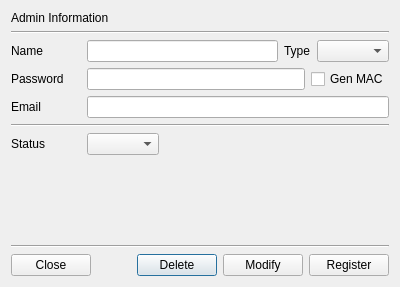
Above: CertMan/admin_dlg.ui from jykim74/CertMan before the change. Below: the same form after it.
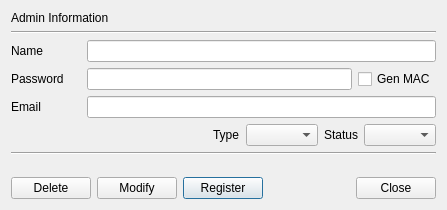
That is the form after the change.

Diff of the .ui file:
```diff
--- a/CertMan/admin_dlg.ui
+++ b/CertMan/admin_dlg.ui
@@ -6,8 +6,8 @@
    <rect>
     <x>0</x>
     <y>0</y>
-    <width>400</width>
-    <height>287</height>
+    <width>447</width>
+    <height>210</height>
    </rect>
   </property>
   <property name="windowTitle">
@@ -33,9 +33,6 @@
      <property name="topMargin">
       <number>0</number>
      </property>
-     <item row="0" column="1">
-      <widget class="QLineEdit" name="mNameText"/>
-     </item>
      <item row="0" column="0">
       <widget class="QLabel" name="label">
        <property name="minimumSize">
@@ -55,19 +52,12 @@
        </property>
       </widget>
      </item>
-     <item row="0" column="2">
-      <widget class="QLabel" name="label_5">
-       <property name="text">
-        <string>Type</string>
-       </property>
-      </widget>
-     </item>
-     <item row="0" column="3">
-      <widget class="QComboBox" name="mTypeCombo">
-       <property name="maximumSize">
+     <item row="0" column="1">
+      <widget class="QLineEdit" name="mNameText">
+       <property name="minimumSize">
         <size>
-         <width>16777215</width>
-         <height>16777215</height>
+         <width>200</width>
+         <height>0</height>
         </size>
        </property>
       </widget>
@@ -99,7 +89,14 @@
       </widget>
      </item>
      <item row="0" column="1">
-      <widget class="QLineEdit" name="mPasswordText"/>
+      <widget class="QLineEdit" name="mPasswordText">
+       <property name="minimumSize">
+        <size>
+         <width>200</width>
+         <height>0</height>
+        </size>
+       </property>
+      </widget>
      </item>
      <item row="0" column="2">
       <widget class="QCheckBox" name="mGenPasswordMACCheck">
@@ -115,6 +112,16 @@
      <property name="topMargin">
       <number>0</number>
      </property>
+     <item row="0" column="1">
+      <widget class="QLineEdit" name="mEmailText">
+       <property name="minimumSize">
+        <size>
+         <width>200</width>
+         <height>0</height>
+        </size>
+       </property>
+      </widget>
+     </item>
      <item row="0" column="0">
       <widget class="QLabel" name="label_3">
        <property name="minimumSize">
@@ -134,43 +141,31 @@
        </property>
       </widget>
      </item>
-     <item row="0" column="1">
-      <widget class="QLineEdit" name="mEmailText"/>
-     </item>
     </layout>
    </item>
-   <item>
-    <widget class="Line" name="line_3">
-     <property name="orientation">
-      <enum>Qt::Horizontal</enum>
-     </property>
-    </widget>
-   </item>
    <item>
     <layout class="QGridLayout" name="gridLayout_3">
      <property name="topMargin">
       <number>0</number>
      </property>
-     <item row="0" column="0">
+     <item row="0" column="2">
+      <widget class="QComboBox" name="mTypeCombo">
+       <property name="maximumSize">
+        <size>
+         <width>16777215</width>
+         <height>16777215</height>
+        </size>
+       </property>
+      </widget>
+     </item>
+     <item row="0" column="1">
       <widget class="QLabel" name="label_4">
-       <property name="minimumSize">
-        <size>
-         <width>70</width>
-         <height>0</height>
-        </size>
-       </property>
-       <property name="maximumSize">
-        <size>
-         <width>70</width>
-         <height>16777215</height>
-        </size>
-       </property>
        <property name="text">
-        <string>Status</string>
+        <string>Type</string>
        </property>
       </widget>
      </item>
-     <item row="0" column="1">
+     <item row="0" column="4">
       <widget class="QComboBox" name="mStatusCombo">
        <property name="maximumSize">
         <size>
@@ -180,7 +175,14 @@
        </property>
       </widget>
      </item>
-     <item row="0" column="2">
+     <item row="0" column="3">
+      <widget class="QLabel" name="label_5">
+       <property name="text">
+        <string>Status</string>
+       </property>
+      </widget>
+     </item>
+     <item row="0" column="0">
       <spacer name="horizontalSpacer_2">
        <property name="orientation">
         <enum>Qt::Horizontal</enum>
@@ -195,6 +197,13 @@
      </item>
     </layout>
    </item>
+   <item>
+    <widget class="Line" name="line">
+     <property name="orientation">
+      <enum>Qt::Horizontal</enum>
+     </property>
+    </widget>
+   </item>
    <item>
     <spacer name="verticalSpacer">
      <property name="orientation">
@@ -208,25 +217,11 @@
      </property>
     </spacer>
    </item>
-   <item>
-    <widget class="Line" name="line">
-     <property name="orientation">
-      <enum>Qt::Horizontal</enum>
-     </property>
-    </widget>
-   </item>
    <item>
     <layout class="QGridLayout" name="gridLayout_2">
      <property name="topMargin">
       <number>0</number>
      </property>
-     <item row="0" column="2">
-      <widget class="QPushButton" name="mDeleteBtn">
-       <property name="text">
-        <string>Delete</string>
-       </property>
-      </widget>
-     </item>
      <item row="0" column="4">
       <widget class="QPushButton" name="mRegisterBtn">
        <property name="text">
@@ -234,21 +229,28 @@
        </property>
       </widget>
      </item>
-     <item row="0" column="3">
-      <widget class="QPushButton" name="mModifyBtn">
-       <property name="text">
-        <string>Modify</string>
-       </property>
-      </widget>
-     </item>
-     <item row="0" column="0">
+     <item row="0" column="6">
       <widget class="QPushButton" name="mCloseBtn">
        <property name="text">
         <string>Close</string>
        </property>
       </widget>
      </item>
-     <item row="0" column="1">
+     <item row="0" column="3">
+      <widget class="QPushButton" name="mModifyBtn">
+       <property name="text">
+        <string>Modify</string>
+       </property>
+      </widget>
+     </item>
+     <item row="0" column="2">
+      <widget class="QPushButton" name="mDeleteBtn">
+       <property name="text">
+        <string>Delete</string>
+       </property>
+      </widget>
+     </item>
+     <item row="0" column="5">
       <spacer name="horizontalSpacer">
        <property name="orientation">
         <enum>Qt::Horizontal</enum>
```
Left out of the diff: 5 changed lines with no effect on the pictures.
